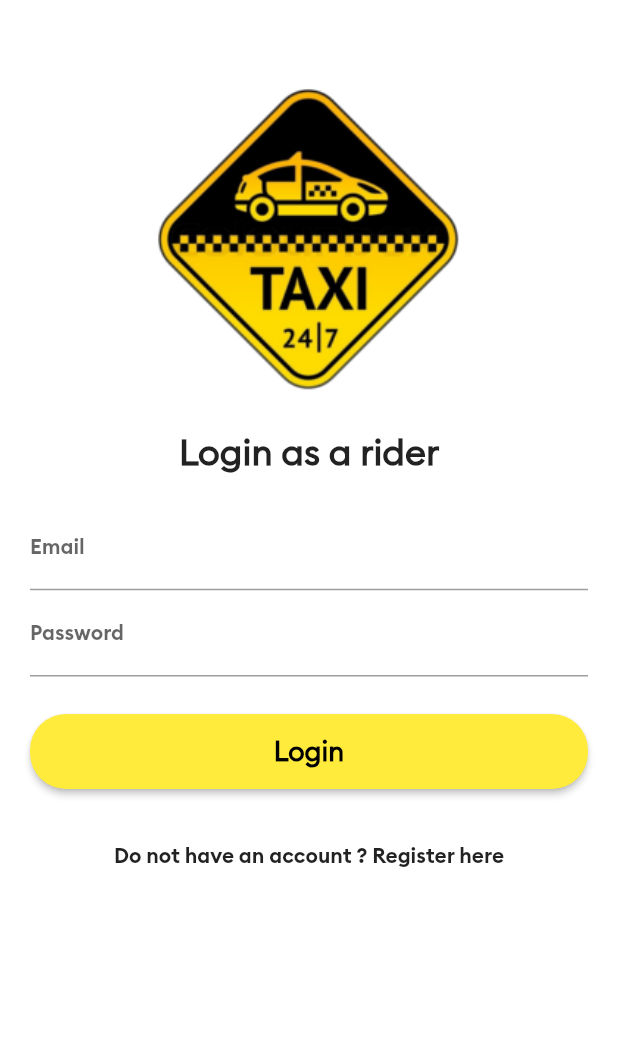
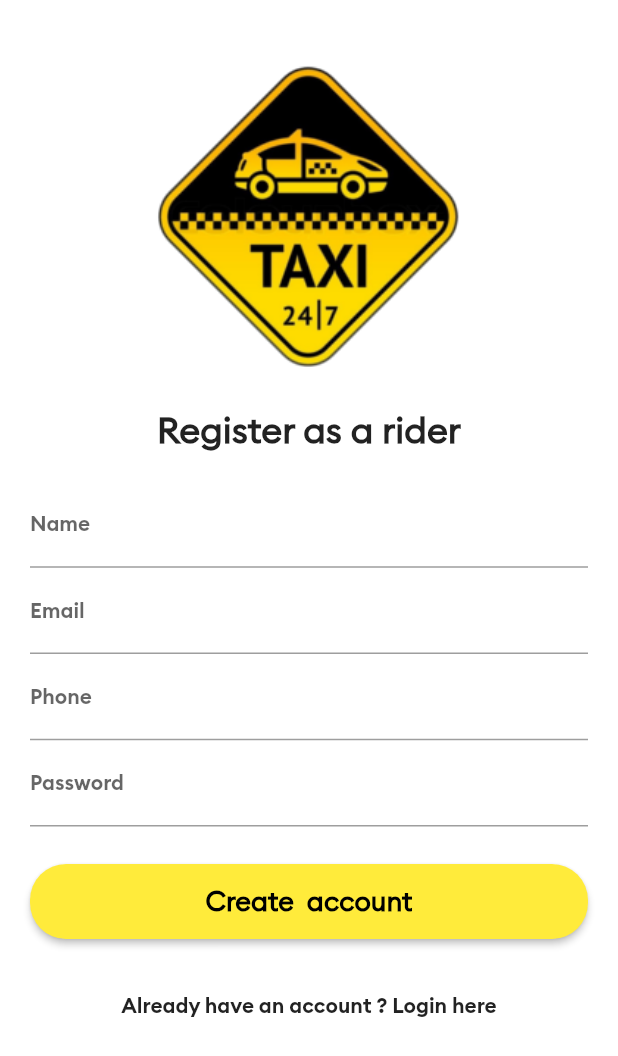
Before and after one commit to fountain19/taxi_app, a Flutter app: the screen it shows after launch, after a tap on "Do not have an account ? Register here", on a phone screen of 412 x 824 dp. Shown: the top 1056 px of the screen. Run offline on Flutter 3.47's test engine with Material 2 defaults, Android fonts, the phone set to English and light mode, and no system bars; our stand-ins replace firebase_auth, firebase_core, firebase_database, fluttertoast; accounts and stored records are empty.

Commit message:
29/12/2020

```diff
--- a/lib/allScreen/mainScreen.dart
+++ b/lib/allScreen/mainScreen.dart
@@ -3,6 +3,7 @@
 import 'package:flutter/material.dart';
 
 class MainScreen extends StatefulWidget {
+  static const String idScreen='mainScreen';
   @override
   _MainScreenState createState() => _MainScreenState();
 }
--- /dev/null
+++ b/lib/allScreen/registerationScreen.dart
@@ -0,0 +1,224 @@
+
+import 'package:firebase_auth/firebase_auth.dart';
+import 'package:flutter/cupertino.dart';
+import 'package:flutter/material.dart';
+import 'package:fluttertoast/fluttertoast.dart';
+import 'package:taxi_app/allScreen/loginScreen.dart';
+import 'package:taxi_app/allScreen/mainScreen.dart';
+import 'package:taxi_app/allWidgets/progressDialog.dart';
+import 'package:taxi_app/main.dart';
+
+
+
+class RegisterationScreen extends StatelessWidget {
+
+  static const String idScreen='register';
+  TextEditingController nameTextEditingController=TextEditingController();
+  TextEditingController emailTextEditingController=TextEditingController();
+  TextEditingController passwordTextEditingController=TextEditingController();
+  TextEditingController phoneTextEditingController=TextEditingController();
+
+  @override
+  Widget build(BuildContext context) {
+    return Scaffold(
+        backgroundColor: Colors.white,
+        body:SafeArea(
+          child:  ListView(
+            children: [
+              Column(
+                children: [
+                  SizedBox(height: 20.0,),
+                  Image(
+                    image: AssetImage('images/logo.png'),
+                    width: 390.0,height: 250.0,
+                    alignment: Alignment.center,
+                  ),
+                  SizedBox(height: 1.0,),
+                  Text('Register as a rider',style: TextStyle(fontSize: 24.0,
+                      fontFamily: 'bolt-regular',fontWeight: FontWeight.bold),
+                    textAlign: TextAlign.center,
+                  ),
+                  Padding(
+                    padding:EdgeInsets.all(20.0),
+                    child: Column(
+                      children: [
+                        SizedBox(height: 1.0,),
+                        TextField(
+                          controller: nameTextEditingController,
+                          keyboardType: TextInputType.text,
+                          decoration: InputDecoration(
+                            labelText: 'Name',
+                            labelStyle: TextStyle(
+                                fontSize: 14.0
+                            ),
+                            hintStyle: TextStyle(
+                                color: Colors.grey,
+                                fontSize: 10.0
+                            ),
+                          ),
+                          style: TextStyle(
+                              fontSize: 14.0
+                          ),
+                        ),
+                        SizedBox(height: 1.0,),
+                        TextField(
+                          controller: emailTextEditingController,
+                          keyboardType: TextInputType.emailAddress,
+                          decoration: InputDecoration(
+                            labelText: 'Email',
+                            labelStyle: TextStyle(
+                                fontSize: 14.0
+                            ),
+                            hintStyle: TextStyle(
+                                color: Colors.grey,
+                                fontSize: 10.0
+                            ),
+                          ),
+                          style: TextStyle(
+                              fontSize: 14.0
+                          ),
+                        ),
+                        SizedBox(height: 1.0,),
+                        TextField(
+                        controller: phoneTextEditingController,
+                          keyboardType: TextInputType.phone,
+                          decoration: InputDecoration(
+                            labelText: 'Phone',
+                            labelStyle: TextStyle(
+                                fontSize: 14.0
+                            ),
+                            hintStyle: TextStyle(
+                                color: Colors.grey,
+                                fontSize: 10.0
+                            ),
+                          ),
+                          style: TextStyle(
+                              fontSize: 14.0
+                          ),
+                        ),
+                        SizedBox(height: 1.0,),
+                        TextField(
+                          controller: passwordTextEditingController,
+                          obscureText: true,
+                          decoration: InputDecoration(
+                            labelText: 'Password',
+                            labelStyle: TextStyle(
+                                fontSize: 14.0
+                            ),
+                            hintStyle: TextStyle(
+                                color: Colors.grey,
+                                fontSize: 10.0
+                            ),
+                          ),
+                          style: TextStyle(
+                              fontSize: 14.0
+                          ),
+                        ),
+                        SizedBox(height:25.0,),
+                        RaisedButton(
+                          onPressed: (){
+                            if(nameTextEditingController.text.length< 3)
+                              {
+                                displayToastMessage('Name must be at least 3 characters', context);
+                              }
+                            else if(!emailTextEditingController.text.contains('@'))
+                              {
+                                displayToastMessage('Email address is not valid', context);
+                              }
+                            else if(passwordTextEditingController.text.length< 6)
+                            {
+                              displayToastMessage('password must be at least 6 characters', context);
+                            }
+                            else if(phoneTextEditingController.text.isEmpty)
+                            {
+                              displayToastMessage('Phone number is necessary', context);
+                            }
+                            else
+                              {
+                                registerNewUser(context);
+                              }
+                          },
+                          color: Colors.yellow,
+                          textColor: Colors.black,
+                          child: Container(
+                            height: 50.0,
+                            child: Center(
+                              child: Text(
+                                'Create  account',style: TextStyle(
+                                  fontSize: 18.0,fontFamily: 'bolt-regular',
+                                  fontWeight: FontWeight.bold),
+                              ),
+                            ),
+                          ),
+                          shape: RoundedRectangleBorder(
+                            borderRadius: BorderRadius.circular(24.0),
+                          ),
+                        ),
+                      ],
+                    ),
+                  ),
+                  FlatButton(
+                      onPressed: (){
+                        Navigator.pushNamedAndRemoveUntil(context,LoginScreen.idScreen, (route) => false);
+                      },
+                      child: Text(
+                        'Already have an account ? Login here',
+                        style: TextStyle(
+                            fontWeight: FontWeight.bold
+                        ),
+                      ))
+                ],
+              )
+            ],
+          ),
+
+        )
+    );
+  }
+  final FirebaseAuth _firebaseAuth=FirebaseAuth.instance;
+ void registerNewUser(BuildContext context)async
+  {
+    showDialog(
+        context: context,
+        barrierDismissible: false,
+        builder: (BuildContext context)
+        {
+          return  ProgressDialog(message:'Registering, Please wait...',);
+        }
+    );
+  final User firebaseUser=(await _firebaseAuth
+      .createUserWithEmailAndPassword(email: emailTextEditingController.text,
+      password: passwordTextEditingController.text).catchError((errorMsg)
+  {
+    Navigator.pop(context); // this is for Stopped progreesDialog
+    displayToastMessage('Error: ' + errorMsg.toString(), context);
+  })
+  ).user;
+  if(firebaseUser !=null) // user created
+    {
+      //save user info to database
+
+    Map userDataMap =
+        {
+          'name':nameTextEditingController.text.trim(),
+          'email':emailTextEditingController.text.trim(),
+          'phone':phoneTextEditingController.text.trim()
+        };
+
+    usersRef.child(firebaseUser.uid).set(userDataMap);
+    displayToastMessage("Congratulation, your account has been created", context);
+    Navigator.pushNamedAndRemoveUntil(context, MainScreen.idScreen, (route) => false);
+
+  }else
+    {
+      //error occured - display error
+      Navigator.pop(context); // this is for Stopped progreesDialog
+      displayToastMessage("New user account has not been created", context);
+    }
+  }
+}
+
+displayToastMessage(String text,BuildContext context)
+{
+  Fluttertoast.showToast(msg: text);
+}
--- a/lib/main.dart
+++ b/lib/main.dart
@@ -1,10 +1,17 @@
+import 'package:firebase_core/firebase_core.dart';
+import 'package:firebase_database/firebase_database.dart';
 import 'package:flutter/material.dart';
 import 'package:taxi_app/allScreen/loginScreen.dart';
 import 'package:taxi_app/allScreen/mainScreen.dart';
+import 'package:taxi_app/allScreen/registerationScreen.dart';
 
-void main() {
+void main()async {
+  WidgetsFlutterBinding.ensureInitialized();
+  await Firebase.initializeApp();
   runApp(MyApp());
 }
+
+DatabaseReference usersRef = FirebaseDatabase.instance.reference().child('users');
 
 class MyApp extends StatelessWidget {
   // This widget is the root of your application.
@@ -18,7 +25,13 @@ class MyApp extends StatelessWidget {
 
         visualDensity: VisualDensity.adaptivePlatformDensity,
       ),
-      home: LoginScreen(),
+      initialRoute: LoginScreen.idScreen,
+      routes:
+      {
+        LoginScreen.idScreen:(context)=>LoginScreen(),
+        RegisterationScreen.idScreen:(context)=>RegisterationScreen(),
+        MainScreen.idScreen:(context)=>MainScreen(),
+      },
       debugShowCheckedModeBanner: false,
     );
   }
--- a/pubspec.yaml
+++ b/pubspec.yaml
@@ -31,6 +31,7 @@ dependencies:
   firebase_core: ^0.5.3
   firebase_auth: ^0.18.4+1
   firebase_database: ^4.4.0
+  fluttertoast: ^7.1.6
 
 dev_dependencies:
   flutter_test:
```
Also changed, not shown: lib/allScreen/loginScreen.dart (+76 -3 lines), lib/allWidgets/progressDialog.dart (added, +36 -0 lines), pubspec.lock.
